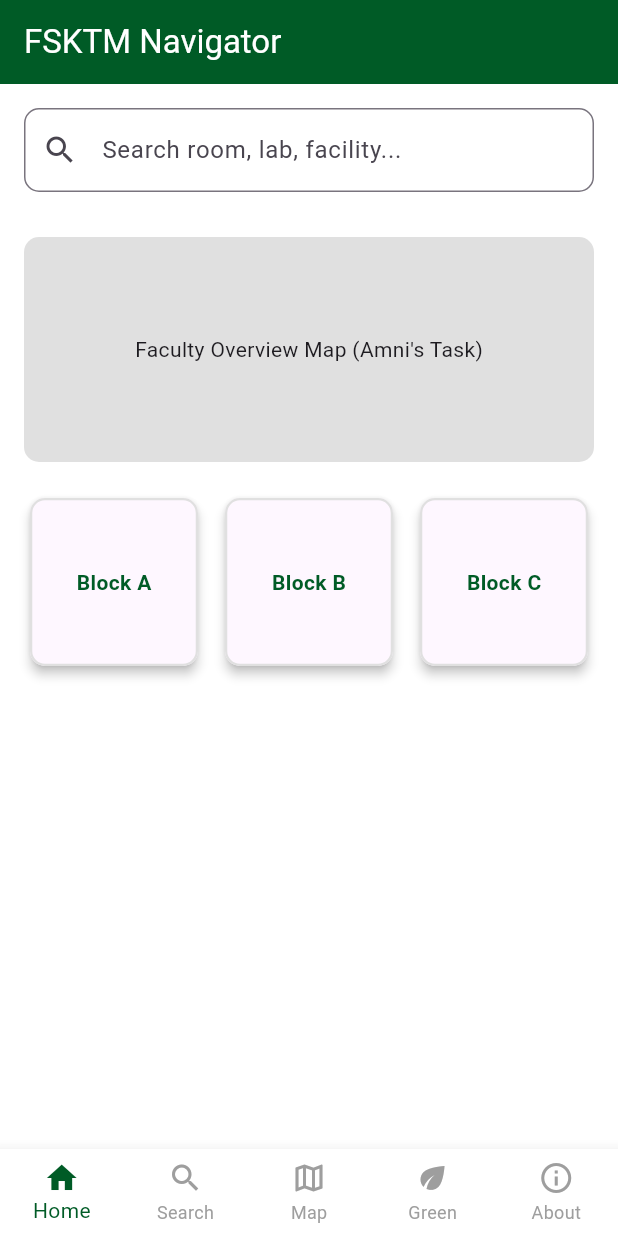
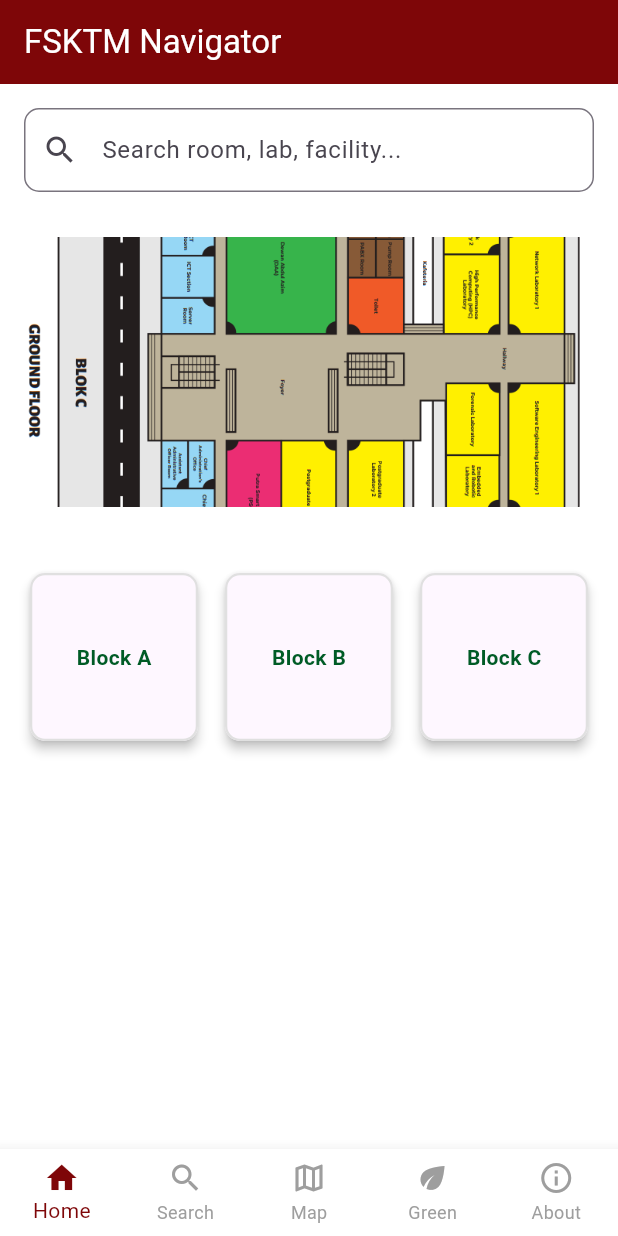
Before and after one commit to HardeepakMall/fsktm-navigator-group2, a Flutter app: the screen it shows after launch, on a phone screen of 412 x 824 dp. Run offline on Flutter 3.47's test engine with Material 3 defaults, Android fonts, the light colour scheme and no system bars.

Commit message:
Added faculty overview and changed main colour to maroon

```diff
--- a/fsktm_navigator/lib/screens/green_awareness.dart
+++ b/fsktm_navigator/lib/screens/green_awareness.dart
@@ -184,7 +184,7 @@ class GreenAwareness extends StatelessWidget {
         boxShadow: [
           if (!isDark)
             BoxShadow(
-              color: Colors.black.withOpacity(0.04),
+              color: Colors.black.withValues(alpha: 0.04),
               blurRadius: 6,
               offset: const Offset(0, 3),
             ),
--- a/fsktm_navigator/lib/screens/home_screen.dart
+++ b/fsktm_navigator/lib/screens/home_screen.dart
@@ -60,7 +60,7 @@ class _HomeScreenState extends State<HomeScreen> {
           'FSKTM Navigator',
           style: TextStyle(color: Colors.white),
         ),
-        backgroundColor: const Color(0xFF005B26), // UPM Green
+        backgroundColor: const Color.fromARGB(255, 126, 6, 8), // UPM Maroon
       ),
       body: SingleChildScrollView(
         padding: const EdgeInsets.all(16.0),
@@ -118,18 +118,16 @@ class _HomeScreenState extends State<HomeScreen> {
             const SizedBox(height: 20),
 
             // Faculty Overview Map
-            Container(
-              height: 150,
-              width: double.infinity,
-              decoration: BoxDecoration(
-                color: Colors.grey[300],
-                borderRadius: BorderRadius.circular(10),
-              ),
-              child: const Center(
-                child: Text("Faculty Overview Map (Amni's Task)"),
-              ),
-            ),
-            const SizedBox(height: 20),
+          ClipRRect(
+           borderRadius: BorderRadius.circular(10),
+           child: Image.asset(
+            'assets/images/faculty_overview.png',
+           height: 180,
+           width: double.infinity,
+           fit: BoxFit.cover,
+           ),
+          ),
+            const SizedBox(height: 40),
 
             // Block Selection Grid
             GridView.count(
--- a/fsktm_navigator/lib/screens/main_navigator.dart
+++ b/fsktm_navigator/lib/screens/main_navigator.dart
@@ -46,7 +46,7 @@ class _MainNavigatorState extends State<MainNavigator> {
         type:
             BottomNavigationBarType.fixed, // Keeps all labels and icons visible
         backgroundColor: Colors.white,
-        selectedItemColor: const Color(0xFF005B26), // UPM Green
+        selectedItemColor: const Color.fromARGB(255, 126, 6, 8), // UPM Maroon
         unselectedItemColor: Colors.grey,
         currentIndex: _selectedIndex,
         onTap: _onItemTapped,
--- a/fsktm_navigator/pubspec.yaml
+++ b/fsktm_navigator/pubspec.yaml
@@ -63,6 +63,7 @@ flutter:
       - assets/json/
       - assets/images/upm_logo.png
       - assets/images/splash_bg.png
+      - assets/images/faculty_overview.png
   #   - images/a_dot_ham.jpeg
 
   # An image asset can refer to one or more resolution-specific "variants", see
```
Also changed, not shown: fsktm_navigator/lib/screens/detail_screen.dart (+27 -60 lines), fsktm_navigator/assets/images/faculty_overview.png (added).
